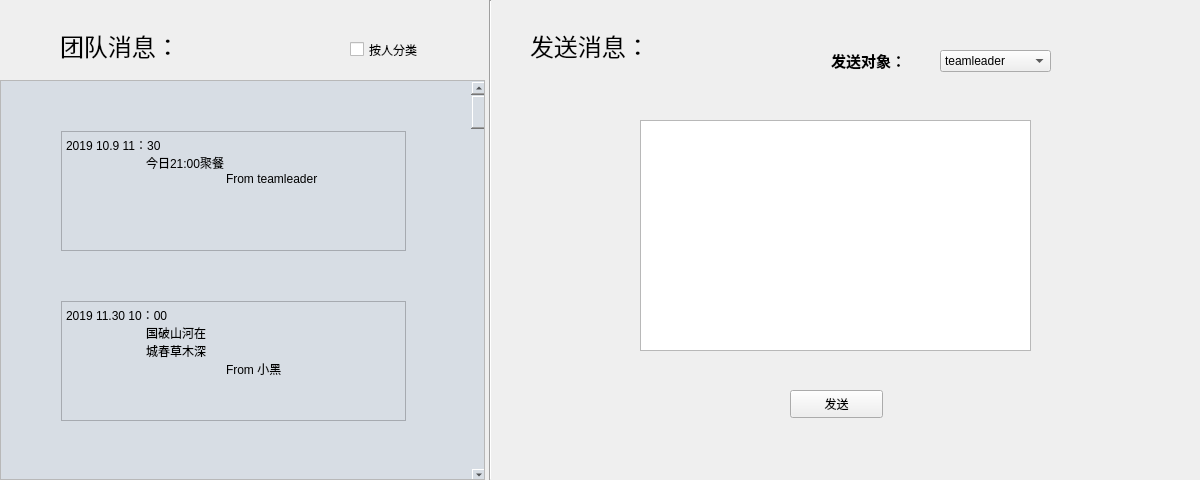
The window that OutTime/teaminfo.ui (agilelike/OurTime) describes before a commit, drawn with Qt 5.
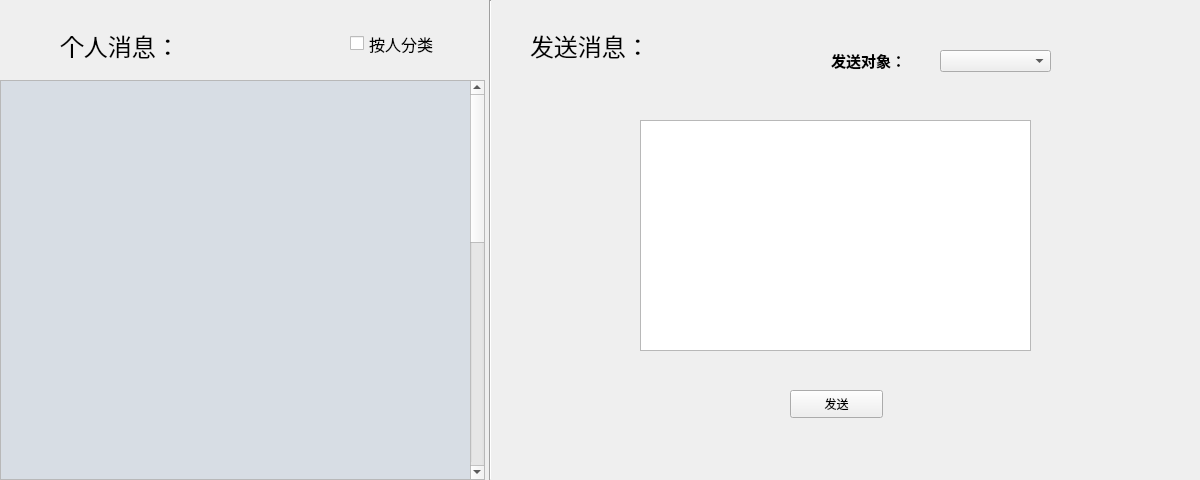
The same window after the commit.

```diff
--- a/OutTime/teaminfo.ui
+++ b/OutTime/teaminfo.ui
@@ -30,11 +30,17 @@
    <property name="geometry">
     <rect>
      <x>350</x>
-     <y>40</y>
-     <width>91</width>
-     <height>19</height>
+     <y>28</y>
+     <width>111</width>
+     <height>31</height>
     </rect>
    </property>
+   <property name="font">
+    <font>
+     <family>华文行楷</family>
+     <pointsize>12</pointsize>
+    </font>
+   </property>
    <property name="text">
     <string>按人分类</string>
    </property>
@@ -56,65 +62,19 @@
      <rect>
       <x>0</x>
       <y>0</y>
-      <width>483</width>
-      <height>398</height>
+      <width>462</width>
+      <height>1000</height>
      </rect>
     </property>
+    <property name="minimumSize">
+     <size>
+      <width>462</width>
+      <height>1000</height>
+     </size>
+    </property>
     <property name="styleSheet">
      <string notr="true">background-color: rgb(215, 221, 228);</string>
     </property>
-    <widget class="QScrollBar" name="verticalScrollBar">
-     <property name="geometry">
-      <rect>
-       <x>470</x>
-       <y>0</y>
-       <width>16</width>
-       <height>401</height>
-      </rect>
-     </property>
-     <property name="orientation">
-      <enum>Qt::Vertical</enum>
-     </property>
-    </widget>
-    <widget class="QTextBrowser" name="textBrowser">
-     <property name="geometry">
-      <rect>
-       <x>60</x>
-       <y>50</y>
-       <width>345</width>
-       <height>120</height>
-      </rect>
-     </property>
-     <property name="html">
-      <string>&lt;!DOCTYPE HTML PUBLIC &quot;-//W3C//DTD HTML 4.0//EN&quot; &quot;http://www.w3.org/TR/REC-html40/strict.dtd&quot;&gt;
-&lt;html&gt;&lt;head&gt;&lt;meta name=&quot;qrichtext&quot; content=&quot;1&quot; /&gt;&lt;style type=&quot;text/css&quot;&gt;
-p, li { white-space: pre-wrap; }
-&lt;/style&gt;&lt;/head&gt;&lt;body style=&quot; font-family:'SimSun'; font-size:9pt; font-weight:400; font-style:normal;&quot;&gt;
-&lt;p style=&quot; margin-top:0px; margin-bottom:0px; margin-left:0px; margin-right:0px; -qt-block-indent:0; text-indent:0px;&quot;&gt;2019 10.9 11：30&lt;/p&gt;
-&lt;p style=&quot; margin-top:0px; margin-bottom:0px; margin-left:0px; margin-right:0px; -qt-block-indent:0; text-indent:0px;&quot;&gt;	今日21:00聚餐&lt;/p&gt;
-&lt;p style=&quot; margin-top:0px; margin-bottom:0px; margin-left:0px; margin-right:0px; -qt-block-indent:0; text-indent:0px;&quot;&gt;		From teamleader&lt;/p&gt;&lt;/body&gt;&lt;/html&gt;</string>
-     </property>
-    </widget>
-    <widget class="QTextBrowser" name="textBrowser_2">
-     <property name="geometry">
-      <rect>
-       <x>60</x>
-       <y>220</y>
-       <width>345</width>
-       <height>120</height>
-      </rect>
-     </property>
-     <property name="html">
-      <string>&lt;!DOCTYPE HTML PUBLIC &quot;-//W3C//DTD HTML 4.0//EN&quot; &quot;http://www.w3.org/TR/REC-html40/strict.dtd&quot;&gt;
-&lt;html&gt;&lt;head&gt;&lt;meta name=&quot;qrichtext&quot; content=&quot;1&quot; /&gt;&lt;style type=&quot;text/css&quot;&gt;
-p, li { white-space: pre-wrap; }
-&lt;/style&gt;&lt;/head&gt;&lt;body style=&quot; font-family:'SimSun'; font-size:9pt; font-weight:400; font-style:normal;&quot;&gt;
-&lt;p style=&quot; margin-top:0px; margin-bottom:0px; margin-left:0px; margin-right:0px; -qt-block-indent:0; text-indent:0px;&quot;&gt;2019 11.30 10：00&lt;/p&gt;
-&lt;p style=&quot; margin-top:0px; margin-bottom:0px; margin-left:0px; margin-right:0px; -qt-block-indent:0; text-indent:0px;&quot;&gt;	国破山河在&lt;/p&gt;
-&lt;p style=&quot; margin-top:0px; margin-bottom:0px; margin-left:0px; margin-right:0px; -qt-block-indent:0; text-indent:0px;&quot;&gt;	城春草木深&lt;/p&gt;
-&lt;p style=&quot; margin-top:0px; margin-bottom:0px; margin-left:0px; margin-right:0px; -qt-block-indent:0; text-indent:0px;&quot;&gt;		From 小黑&lt;/p&gt;&lt;/body&gt;&lt;/html&gt;</string>
-     </property>
-    </widget>
    </widget>
   </widget>
   <widget class="QLabel" name="label">
@@ -133,7 +93,7 @@
     </font>
    </property>
    <property name="text">
-    <string>团队消息：</string>
+    <string>个人消息：</string>
    </property>
   </widget>
   <widget class="QPushButton" name="pushButton">
@@ -192,16 +152,12 @@
      <height>22</height>
     </rect>
    </property>
-   <item>
-    <property name="text">
-     <string>teamleader</string>
-    </property>
-   </item>
-   <item>
-    <property name="text">
-     <string>小黑</string>
-    </property>
-   </item>
+   <property name="font">
+    <font>
+     <family>华文行楷</family>
+     <pointsize>10</pointsize>
+    </font>
+   </property>
   </widget>
   <widget class="QLabel" name="label_3">
    <property name="geometry">
```
Left out of the diff: 3 changed lines with no effect on the pictures.
